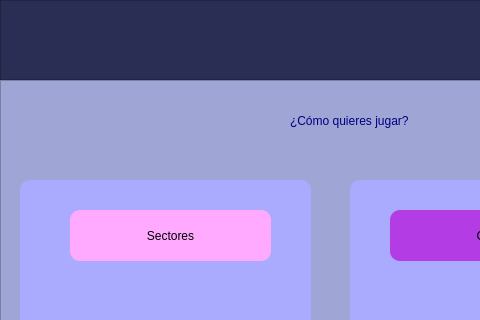
Rainherz/Hand-Play, file GUI/Home.ui: the form before one commit; both pictures show x 0 to 480 and y 0 to 320 of the 998 by 531 pixel window.
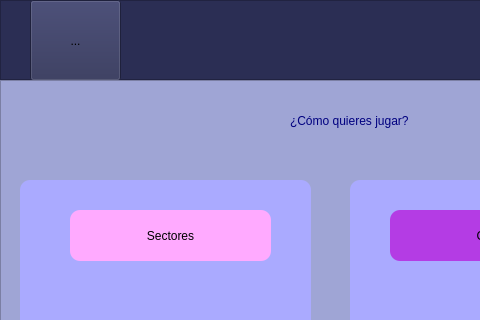
The form after the commit. Icons and pictures are not drawn.

Patch:
```diff
--- a/GUI/Home.ui
+++ b/GUI/Home.ui
@@ -53,6 +53,41 @@
       <set>Qt::AlignCenter</set>
      </property>
     </widget>
+    <widget class="QToolButton" name="toolButton">
+     <property name="enabled">
+      <bool>true</bool>
+     </property>
+     <property name="geometry">
+      <rect>
+       <x>30</x>
+       <y>0</y>
+       <width>91</width>
+       <height>81</height>
+      </rect>
+     </property>
+     <property name="font">
+      <font>
+       <stylestrategy>PreferDefault</stylestrategy>
+       <kerning>true</kerning>
+      </font>
+     </property>
+     <property name="layoutDirection">
+      <enum>Qt::LeftToRight</enum>
+     </property>
+     <property name="text">
+      <string>...</string>
+     </property>
+     <property name="icon">
+      <iconset>
+       <normaloff>../img/logo.png</normaloff>../img/logo.png</iconset>
+     </property>
+     <property name="iconSize">
+      <size>
+       <width>160</width>
+       <height>160</height>
+      </size>
+     </property>
+    </widget>
    </widget>
    <widget class="QFrame" name="Videojuegos">
     <property name="geometry">
```
